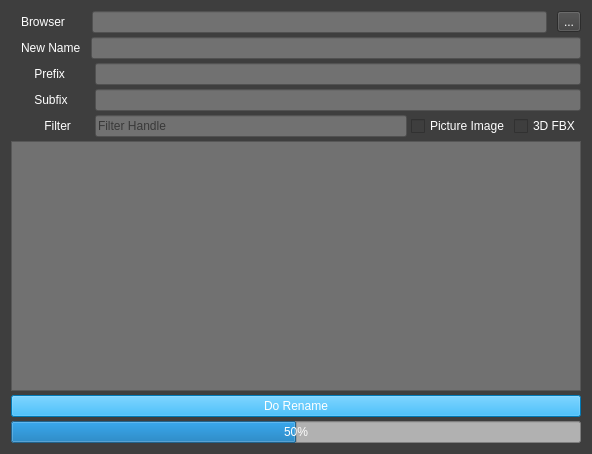
This is leerenametool.ui in leetdvn/leeAppRename as Qt 5 draws it before an edit. The edited form follows.
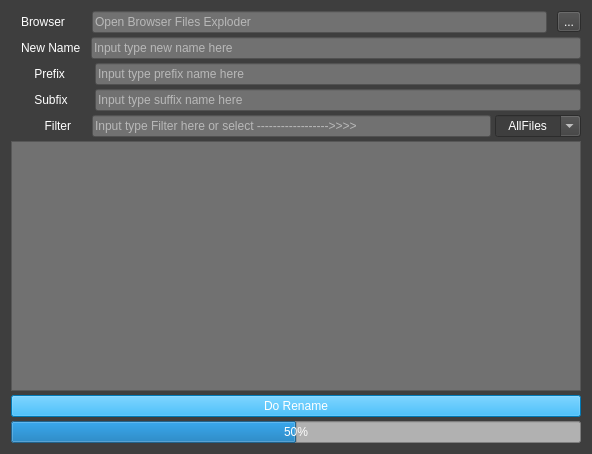
This is the edited form. Icons and pictures are not drawn.

What changed in the file:
```diff
--- a/leerenametool.ui
+++ b/leerenametool.ui
@@ -54,7 +54,12 @@
           <bool>true</bool>
          </property>
          <property name="styleSheet">
-          <string notr="true">background-color: rgb(113, 113, 113);</string>
+          <string notr="true">background-color: rgb(113, 113, 113);
+font: 700 11pt &quot;Sitka&quot;;
+color: rgb(255, 255, 255);</string>
+         </property>
+         <property name="placeholderText">
+          <string>Open Browser Files Exploder</string>
          </property>
         </widget>
        </item>
@@ -93,7 +98,12 @@
        <item>
         <widget class="QLineEdit" name="NewnameEdit">
          <property name="styleSheet">
-          <string notr="true">background-color: rgb(113, 113, 113);</string>
+          <string notr="true">background-color: rgb(113, 113, 113);
+font: 700 11pt &quot;Sitka&quot;;
+color: rgb(255, 255, 255);</string>
+         </property>
+         <property name="placeholderText">
+          <string>Input type new name here</string>
          </property>
         </widget>
        </item>
@@ -121,7 +131,12 @@
        <item>
         <widget class="QLineEdit" name="prefixEdit">
          <property name="styleSheet">
-          <string notr="true">background-color: rgb(113, 113, 113);</string>
+          <string notr="true">background-color: rgb(113, 113, 113);
+font: 700 11pt &quot;Sitka&quot;;
+color: rgb(255, 255, 255);</string>
+         </property>
+         <property name="placeholderText">
+          <string>Input type prefix name here</string>
          </property>
         </widget>
        </item>
@@ -149,7 +164,12 @@
        <item>
         <widget class="QLineEdit" name="SuffixEdit">
          <property name="styleSheet">
-          <string notr="true">background-color: rgb(113, 113, 113);</string>
+          <string notr="true">background-color: rgb(113, 113, 113);
+font: 700 11pt &quot;Sitka&quot;;
+color: rgb(255, 255, 255);</string>
+         </property>
+         <property name="placeholderText">
+          <string>Input type suffix name here</string>
          </property>
         </widget>
        </item>
@@ -167,7 +187,7 @@
 color: rgb(255, 255, 255);</string>
          </property>
          <property name="text">
-          <string>       Filter      </string>
+          <string>       Filter     </string>
          </property>
          <property name="alignment">
           <set>Qt::AlignCenter</set>
@@ -178,37 +198,69 @@
         <widget class="QLineEdit" name="FilterEdit">
          <property name="styleSheet">
           <string notr="true">background-color: rgb(113, 113, 113);
-border-color: rgb(89, 89, 89);
+font: 700 11pt &quot;Sitka&quot;;
+color: rgb(255, 255, 255);
 </string>
          </property>
          <property name="placeholderText">
-          <string>Filter Handle</string>
+          <string>Input type Filter here or select ------------------&gt;&gt;&gt;&gt;</string>
          </property>
         </widget>
        </item>
        <item>
-        <widget class="QCheckBox" name="FilterImage">
+        <widget class="QComboBox" name="FilterBox">
+         <property name="layoutDirection">
+          <enum>Qt::LeftToRight</enum>
+         </property>
+         <property name="autoFillBackground">
+          <bool>true</bool>
+         </property>
          <property name="styleSheet">
-          <string notr="true">font: 700 11pt &quot;Sitka&quot;;
+          <string notr="true">font: 700 14pt &quot;Sitka&quot;;
 color: rgb(255, 255, 255);</string>
          </property>
-         <property name="text">
-          <string>Picture Image</string>
+         <property name="editable">
+          <bool>true</bool>
          </property>
-         <property name="autoRepeatInterval">
-          <number>102</number>
+         <property name="placeholderText">
+          <string/>
          </property>
-        </widget>
-       </item>
-       <item>
-        <widget class="QCheckBox" name="FilterFBX">
-         <property name="styleSheet">
-          <string notr="true">font: 700 11pt &quot;Sitka&quot;;
-color: rgb(255, 255, 255);</string>
+         <property name="duplicatesEnabled">
+          <bool>true</bool>
          </property>
-         <property name="text">
-          <string>3D FBX</string>
+         <property name="frame">
+          <bool>true</bool>
          </property>
+         <item>
+          <property name="text">
+           <string>   AllFiles  </string>
+          </property>
+         </item>
+         <item>
+          <property name="text">
+           <string>   Pictures  </string>
+          </property>
+         </item>
+         <item>
+          <property name="text">
+           <string>   3DFiles  </string>
+          </property>
+         </item>
+         <item>
+          <property name="text">
+           <string>    PNG</string>
+          </property>
+         </item>
+         <item>
+          <property name="text">
+           <string>    JPG</string>
+          </property>
+         </item>
+         <item>
+          <property name="text">
+           <string>    JPEG</string>
+          </property>
+         </item>
         </widget>
        </item>
       </layout>
```
Left out of the diff: 30 changed lines with no effect on the pictures.
